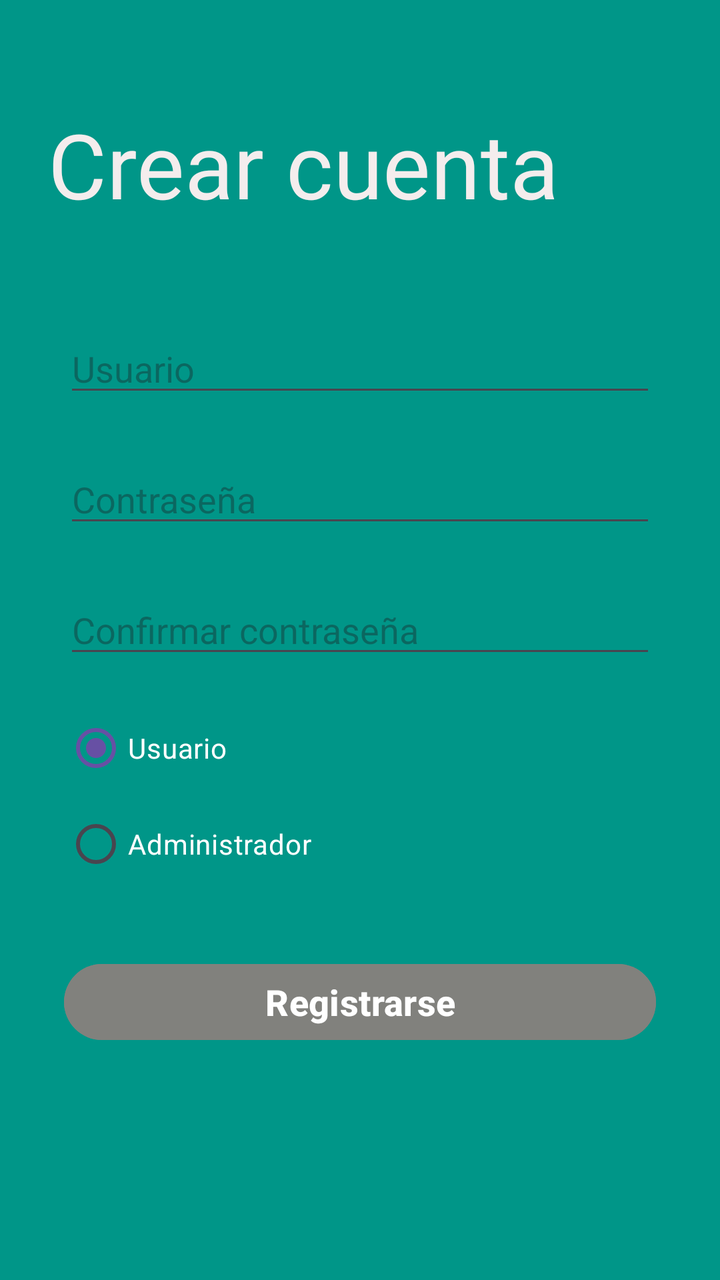
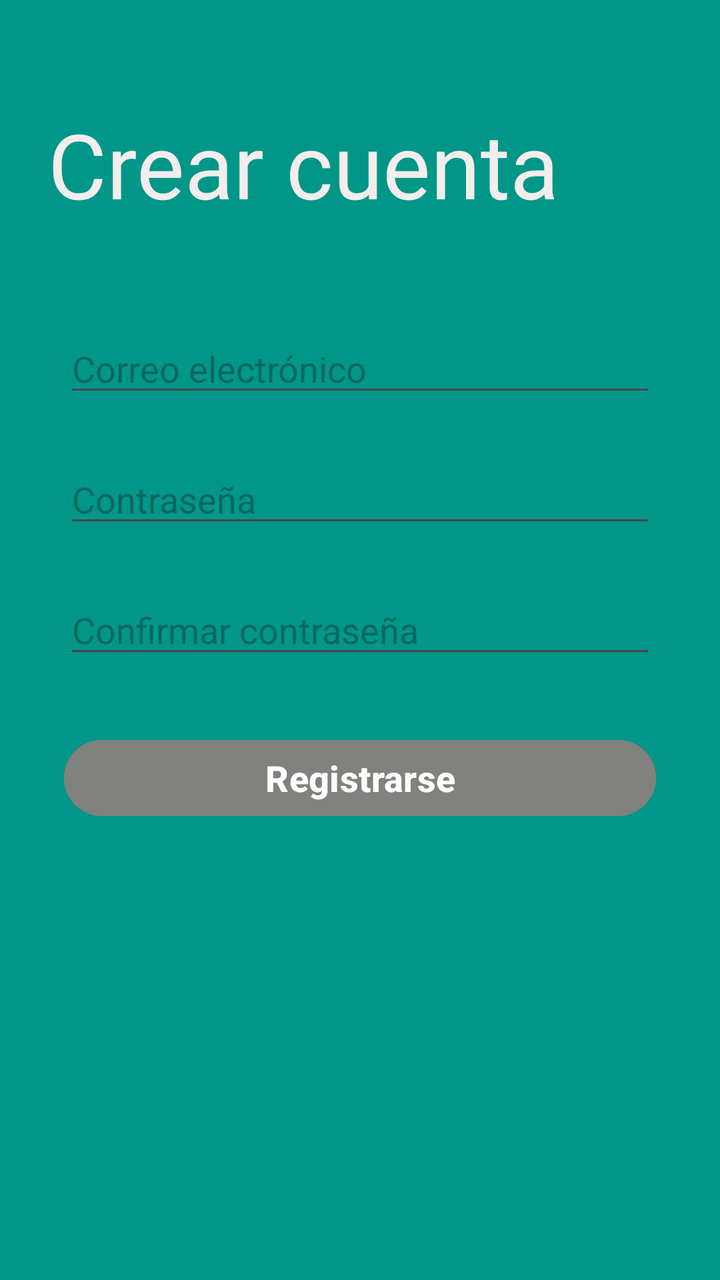

The first picture is an Android layout as it rendered before a commit; the second is the same layout after the commit. The layout source and the unified diff follow.
<!-- AndroidManifest.xml: application theme Theme.ArduinoApp -->
<!-- res/layout/activity_main_crear.xml -->
<?xml version="1.0" encoding="utf-8"?>
<androidx.constraintlayout.widget.ConstraintLayout xmlns:android="http://schemas.android.com/apk/res/android"
    xmlns:app="http://schemas.android.com/apk/res-auto"
    xmlns:tools="http://schemas.android.com/tools"
    android:id="@+id/main"
    android:layout_width="match_parent"
    android:layout_height="match_parent"
    android:background="#009688"
    tools:context=".MainActivity">

    <EditText
        android:id="@+id/ptConfirmar"
        android:layout_width="0dp"
        android:layout_height="wrap_content"
        android:layout_marginStart="32dp"
        android:layout_marginTop="24dp"
        android:layout_marginEnd="32dp"
        android:ems="10"
        android:hint="Confirmar contraseña"
        android:inputType="textPassword"
        app:layout_constraintEnd_toEndOf="parent"
        app:layout_constraintStart_toStartOf="parent"
        app:layout_constraintTop_toBottomOf="@+id/ptContraseña" />

    <EditText
        android:id="@+id/ptContraseña"
        android:layout_width="0dp"
        android:layout_height="wrap_content"
        android:layout_marginStart="32dp"
        android:layout_marginTop="24dp"
        android:layout_marginEnd="32dp"
        android:ems="10"
        android:hint="Contraseña"
        android:inputType="textPassword"
        app:layout_constraintEnd_toEndOf="parent"
        app:layout_constraintStart_toStartOf="parent"
        app:layout_constraintTop_toBottomOf="@+id/ptUsuario" />

    <TextView
        android:id="@+id/Titulo_principal"
        android:layout_width="0dp"
        android:layout_height="86dp"
        android:layout_marginStart="24dp"
        android:layout_marginTop="52dp"
        android:layout_marginEnd="24dp"
        android:fontFamily="@font/comfortaa"
        android:text="Crear cuenta"
        android:textColor="#F4EDED"
        android:textSize="45sp"
        app:layout_constraintEnd_toEndOf="parent"
        app:layout_constraintStart_toStartOf="parent"
        app:layout_constraintTop_toTopOf="parent" />

    <Button
        android:id="@+id/btnRegitrarse"
        android:layout_width="0dp"
        android:layout_height="46dp"
        android:layout_marginStart="32dp"
        android:layout_marginTop="32dp"
        android:layout_marginEnd="32dp"
        android:backgroundTint="#81817D"
        android:text="Registrarse"
        android:textColor="#FFFFFF"
        android:textSize="18sp"
        android:textStyle="bold"
        app:layout_constraintEnd_toEndOf="parent"
        app:layout_constraintStart_toStartOf="parent"
        app:layout_constraintTop_toBottomOf="@+id/rgRol" />

    <EditText
        android:id="@+id/ptUsuario"
        android:layout_width="0dp"
        android:layout_height="wrap_content"
        android:layout_marginStart="32dp"
        android:layout_marginTop="24dp"
        android:layout_marginEnd="32dp"
        android:ems="10"
        android:hint="Usuario"
        android:inputType="text"
        app:layout_constraintEnd_toEndOf="parent"
        app:layout_constraintStart_toStartOf="parent"
        app:layout_constraintTop_toBottomOf="@+id/Titulo_principal" />

    <RadioGroup
        android:id="@+id/rgRol"
        android:layout_width="0dp"
        android:layout_height="wrap_content"
        android:layout_marginStart="32dp"
        android:layout_marginTop="16dp"
        android:layout_marginEnd="32dp"
        app:layout_constraintEnd_toEndOf="parent"
        app:layout_constraintStart_toStartOf="parent"
        app:layout_constraintTop_toBottomOf="@id/ptConfirmar">

        <RadioButton
            android:id="@+id/rbUsuario"
            android:layout_width="wrap_content"
            android:layout_height="wrap_content"
            android:checked="true"
            android:text="Usuario"
            android:textColor="#FFFFFF" />

        <RadioButton
            android:id="@+id/rbAdministrador"
            android:layout_width="wrap_content"
            android:layout_height="wrap_content"
            android:text="Administrador"
            android:textColor="#FFFFFF" />
    </RadioGroup>

</androidx.constraintlayout.widget.ConstraintLayout>
<!-- resources referenced by this layout -->
<resources>
  <style name="Theme.ArduinoApp" parent="Base.Theme.ArduinoApp" />
  <style name="Base.Theme.ArduinoApp" parent="Theme.Material3.DayNight.NoActionBar">
          
          
      </style>
</resources>

<!-- the commit's change to res/layout/activity_main_crear.xml (unified diff, before → after) -->
@@ -65,7 +65,7 @@
         android:textStyle="bold"
         app:layout_constraintEnd_toEndOf="parent"
         app:layout_constraintStart_toStartOf="parent"
-        app:layout_constraintTop_toBottomOf="@+id/rgRol" />
+        app:layout_constraintTop_toBottomOf="@+id/ptConfirmar" />
 
     <EditText
         android:id="@+id/ptUsuario"
@@ -75,37 +75,10 @@
         android:layout_marginTop="24dp"
         android:layout_marginEnd="32dp"
         android:ems="10"
-        android:hint="Usuario"
-        android:inputType="text"
+        android:hint="Correo electrónico"
+        android:inputType="textEmailAddress"
         app:layout_constraintEnd_toEndOf="parent"
         app:layout_constraintStart_toStartOf="parent"
         app:layout_constraintTop_toBottomOf="@+id/Titulo_principal" />
 
-    <RadioGroup
-        android:id="@+id/rgRol"
-        android:layout_width="0dp"
-        android:layout_height="wrap_content"
-        android:layout_marginStart="32dp"
-        android:layout_marginTop="16dp"
-        android:layout_marginEnd="32dp"
-        app:layout_constraintEnd_toEndOf="parent"
-        app:layout_constraintStart_toStartOf="parent"
-        app:layout_constraintTop_toBottomOf="@id/ptConfirmar">
-
-        <RadioButton
-            android:id="@+id/rbUsuario"
-            android:layout_width="wrap_content"
-            android:layout_height="wrap_content"
-            android:checked="true"
-            android:text="Usuario"
-            android:textColor="#FFFFFF" />
-
-        <RadioButton
-            android:id="@+id/rbAdministrador"
-            android:layout_width="wrap_content"
-            android:layout_height="wrap_content"
-            android:text="Administrador"
-            android:textColor="#FFFFFF" />
-    </RadioGroup>
-
 </androidx.constraintlayout.widget.ConstraintLayout>
